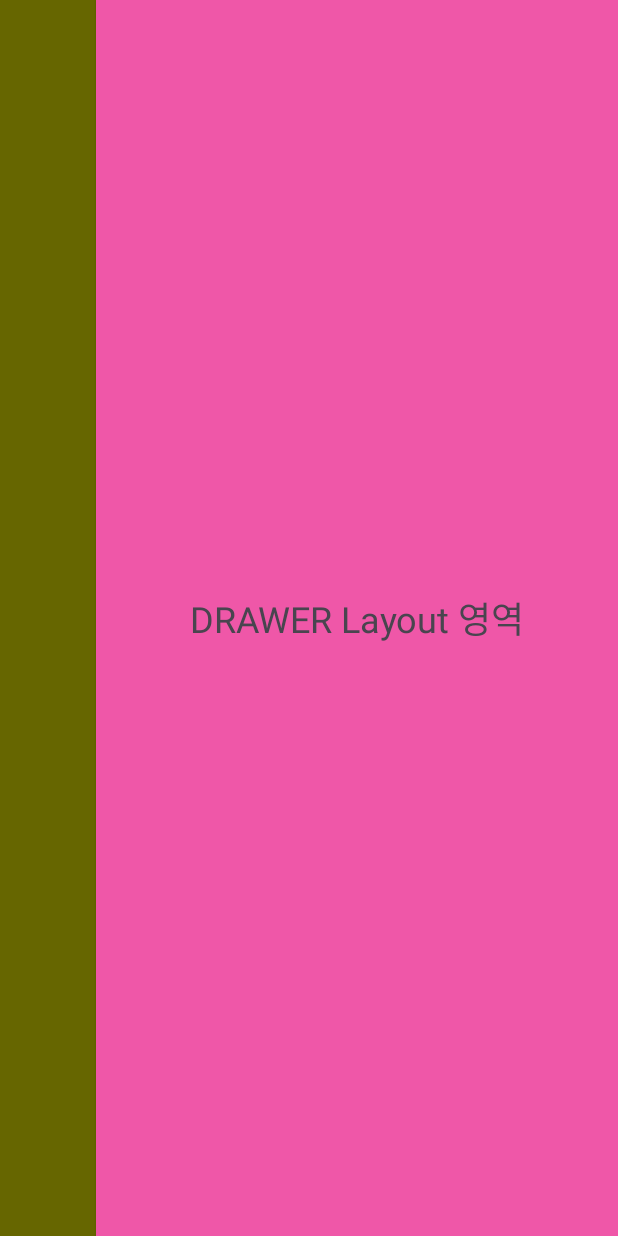
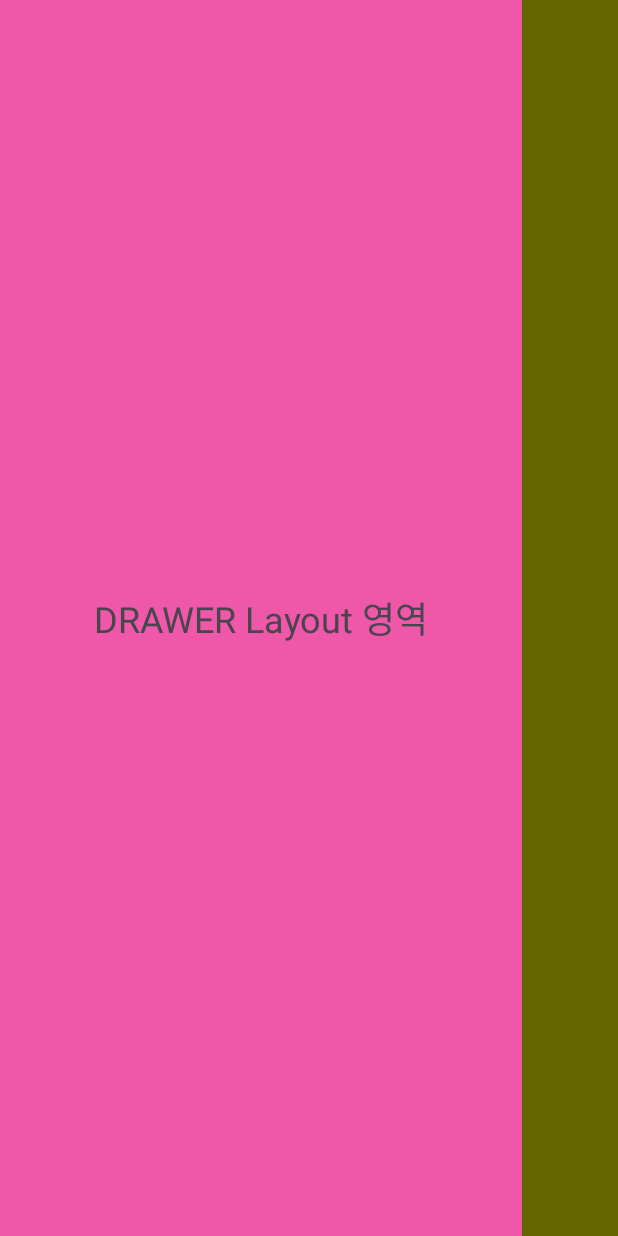
Before and after one commit to lecture-bisper/fullstack502_android, an Android app: the DrawerActivity screen opened directly, with no data from a screen before it, with the side drawer open, on a phone screen of 412 x 824 dp. Run offline under Robolectric (Android 15) with nearby library versions, the phone set to English and light mode, and no system bars.

Commit message:
Android - DrawerLayout (드로어 레이아웃 사용 안되던 부분 수정)

```diff
--- a/app_20250804/app/src/main/java/btic/fullstack502/app_20250804/DrawerActivity.kt
+++ b/app_20250804/app/src/main/java/btic/fullstack502/app_20250804/DrawerActivity.kt
@@ -24,12 +24,14 @@ class DrawerActivity : AppCompatActivity() {
       insets
     }
 
+//    액션바 혹은 툴바를 적용 시 메뉴가 출력되는 토글 버튼을 설정하여 사용
     toggle = ActionBarDrawerToggle(this, binding.drawer, R.string.drawer_opened, R.string.drawer_closed)
     supportActionBar?.setDisplayHomeAsUpEnabled(true)
     toggle.syncState()
   }
 
   override fun onOptionsItemSelected(item: MenuItem): Boolean {
+//    이벤트가 토글 버튼에서 발생하면 동작
     if (toggle.onOptionsItemSelected(item)) {
       return true
     }
--- a/app_20250804/app/src/main/res/layout/activity_drawer.xml
+++ b/app_20250804/app/src/main/res/layout/activity_drawer.xml
@@ -1,4 +1,5 @@
 <?xml version="1.0" encoding="utf-8"?>
+<!-- 드로어 레이아웃으로 기본 레이아웃을 설정 -->
 <androidx.drawerlayout.widget.DrawerLayout
   xmlns:android="http://schemas.android.com/apk/res/android"
   android:layout_width="match_parent"
@@ -6,6 +7,8 @@
   android:orientation="vertical"
   android:id="@+id/drawer">
 
+<!--  일반 UI 부분 -->
+<!--  너비와 높이를 부모의 크기만큼 모두 사용하도록 설정 -->
   <LinearLayout
     android:layout_width="match_parent"
     android:layout_height="match_parent"
@@ -20,12 +23,15 @@
       android:gravity="center"/>
   </LinearLayout>
 
+<!--  드로어 레이아웃으로 표시할 UI 부분 -->
+<!--  너비와 높이를 부모의 크기만큼 사용하도록 설정 -->
+<!--  layout_gravity 설정이 필수, start, end, left, right 으로 설정 -->
   <TextView
     android:layout_width="match_parent"
     android:layout_height="match_parent"
-    android:text="DRAWER Layout 영역"
-    android:textSize="24sp"
+    android:layout_gravity="start"
     android:background="#EF57A8"
     android:gravity="center"
-    android:layout_gravity="end"/>
+    android:text="DRAWER Layout 영역"
+    android:textSize="24sp" />
 </androidx.drawerlayout.widget.DrawerLayout>
```
